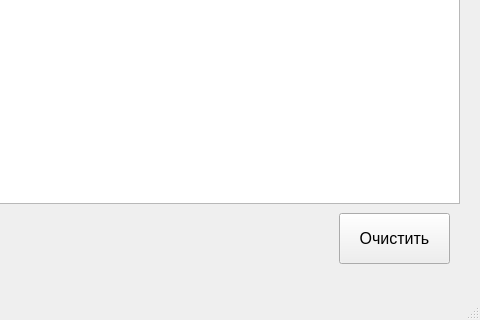
Before: the Qt Designer form history.ui in slevinsps/reminder, drawn with Qt 5; both pictures show x 151 to 631 and y 197 to 517 of the 631 by 517 pixel window.
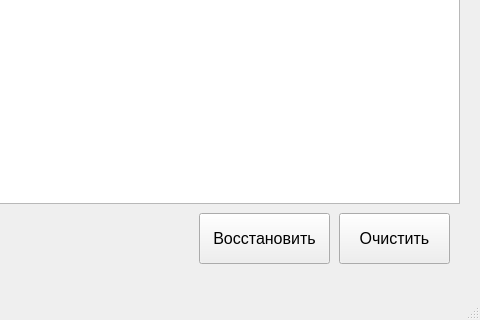
After: the same form once the commit is applied.

```diff
--- a/history.ui
+++ b/history.ui
@@ -70,6 +70,24 @@
      </property>
     </column>
    </widget>
+   <widget class="QPushButton" name="recover_button">
+    <property name="geometry">
+     <rect>
+      <x>350</x>
+      <y>410</y>
+      <width>131</width>
+      <height>51</height>
+     </rect>
+    </property>
+    <property name="font">
+     <font>
+      <pointsize>12</pointsize>
+     </font>
+    </property>
+    <property name="text">
+     <string>Восстановить</string>
+    </property>
+   </widget>
   </widget>
   <widget class="QMenuBar" name="menubar">
    <property name="geometry">
```
